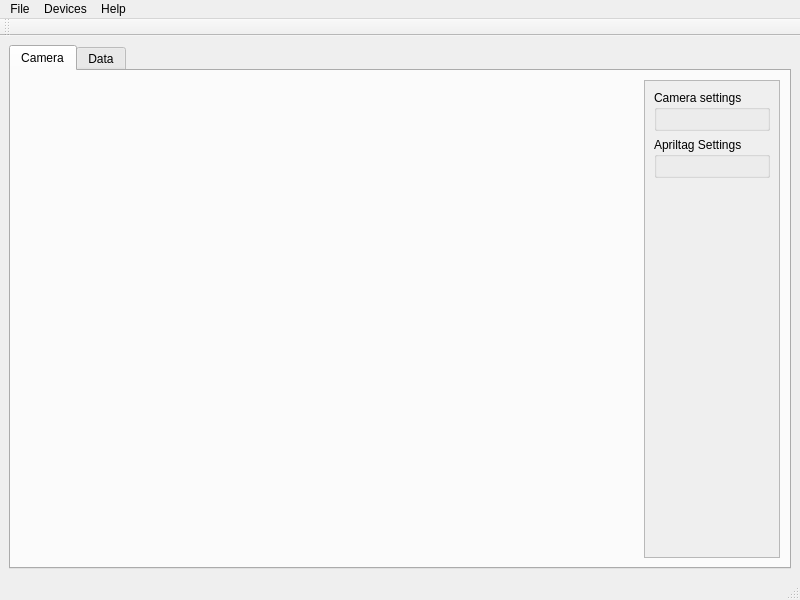
The window that src/MainWindow.ui (formicidae-tracker/tag-scanner) describes before a commit, drawn with Qt 5.
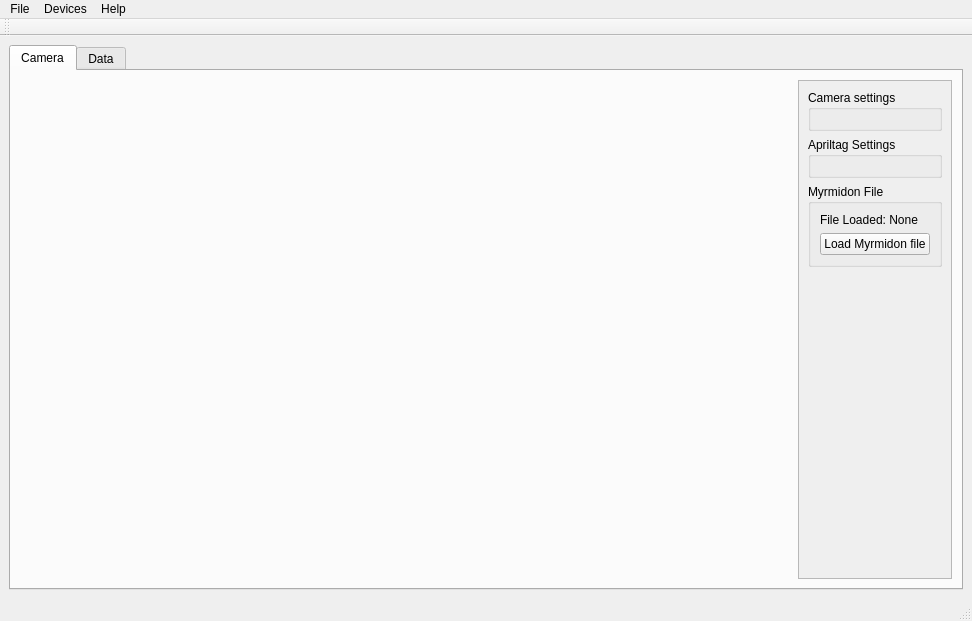
The same window after the commit. Custom widgets are drawn as their Qt base class.

Commit message: Adds the possibility to match tag and ant ID

The edit to the form file:
```diff
--- a/src/MainWindow.ui
+++ b/src/MainWindow.ui
@@ -6,8 +6,8 @@
    <rect>
     <x>0</x>
     <y>0</y>
-    <width>800</width>
-    <height>600</height>
+    <width>972</width>
+    <height>621</height>
    </rect>
   </property>
   <property name="windowTitle">
@@ -46,6 +46,12 @@
             <verstretch>0</verstretch>
            </sizepolicy>
           </property>
+          <property name="maximumSize">
+           <size>
+            <width>16777215</width>
+            <height>16777215</height>
+           </size>
+          </property>
           <property name="widgetResizable">
            <bool>true</bool>
           </property>
@@ -54,8 +60,8 @@
             <rect>
              <x>0</x>
              <y>0</y>
-             <width>161</width>
-             <height>470</height>
+             <width>182</width>
+             <height>477</height>
             </rect>
            </property>
            <layout class="QVBoxLayout" name="verticalLayout_2">
@@ -83,6 +89,29 @@
               </layout>
              </widget>
             </item>
+            <item>
+             <widget class="QGroupBox" name="groupBox_3">
+              <property name="title">
+               <string>Myrmidon File</string>
+              </property>
+              <layout class="QFormLayout" name="formLayout">
+               <item row="0" column="0" colspan="2">
+                <widget class="QLabel" name="myrmidonFileLabel">
+                 <property name="text">
+                  <string>File Loaded: None</string>
+                 </property>
+                </widget>
+               </item>
+               <item row="1" column="0" colspan="2">
+                <widget class="QPushButton" name="myrmidonButton">
+                 <property name="text">
+                  <string>Load Myrmidon file</string>
+                 </property>
+                </widget>
+               </item>
+              </layout>
+             </widget>
+            </item>
             <item>
              <spacer name="verticalSpacer">
               <property name="orientation">
@@ -151,7 +180,7 @@
     <rect>
      <x>0</x>
      <y>0</y>
-     <width>800</width>
+     <width>972</width>
      <height>22</height>
     </rect>
    </property>
```
Left out of the diff: 18 changed lines with no effect on the pictures. The commit also changes 2 other files.
